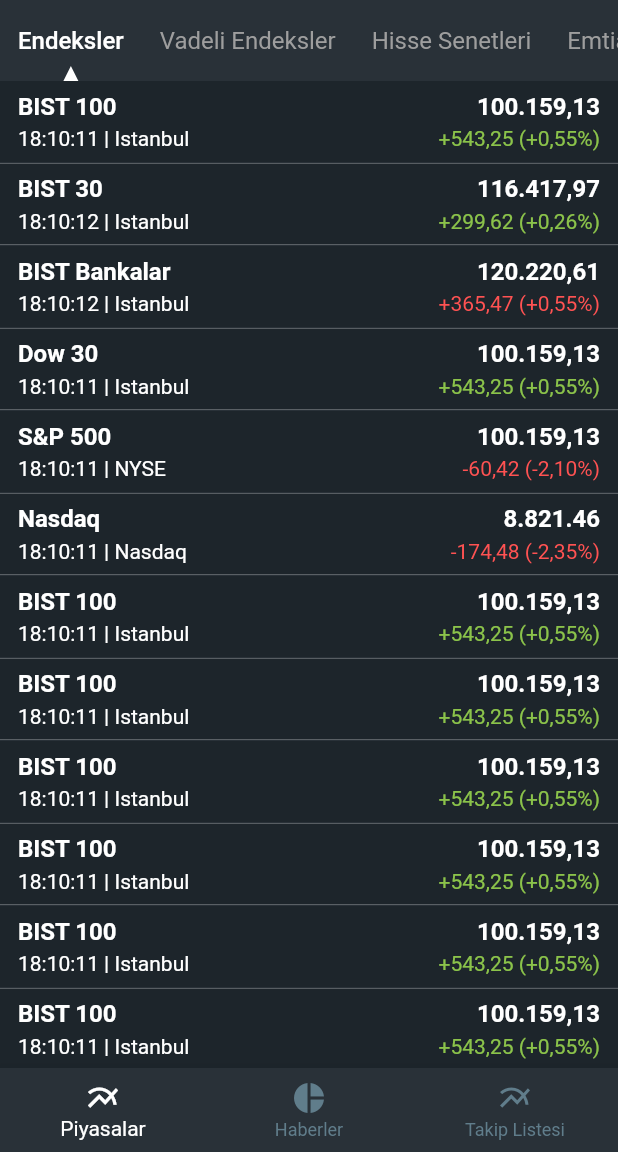
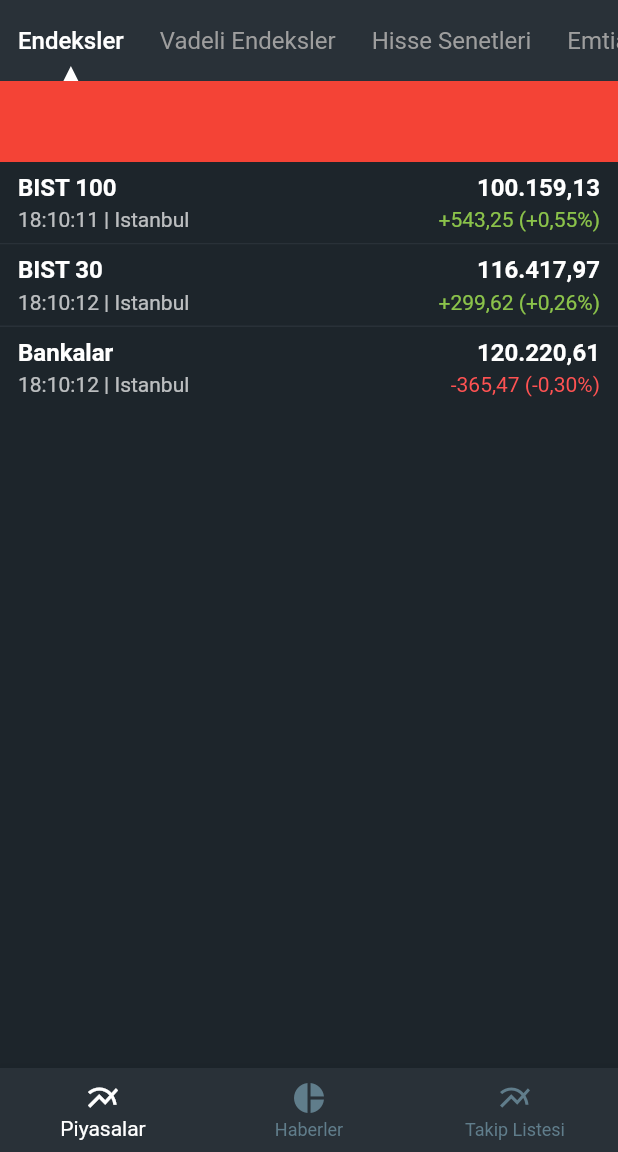
Before and after one commit to right7ctrl/flutter_investing_app, a Flutter app: the screen it shows after launch, on a phone screen of 412 x 824 dp, the part 84-1236 px from its top. Run offline on Flutter 3.47's test engine with Material 2 defaults, Android fonts, the light colour scheme and no system bars.

Commit message:
home pageview added, bottombar

```diff
--- /dev/null
+++ b/lib/models/list_item_model.dart
@@ -0,0 +1,11 @@
+import 'package:investing_app/utils/constants.dart';
+
+class ListItemModel {
+  final String title;
+  final String volume;
+  final String meta;
+  final String difference;
+  final ItemType type;
+
+  ListItemModel({this.title, this.volume, this.meta, this.difference, this.type});
+}
--- a/lib/pages/home_page.dart
+++ b/lib/pages/home_page.dart
@@ -1,8 +1,7 @@
 import 'package:flutter/material.dart';
+import 'package:investing_app/pages/market_page.dart';
 import 'package:investing_app/utils/constants.dart';
-import 'package:investing_app/utils/widget_utils.dart';
 import 'package:investing_app/widgets/custom_topbar.dart';
-import 'package:investing_app/widgets/list_item_card.dart';
 
 class HomePage extends StatefulWidget {
   @override
@@ -11,15 +10,23 @@
 
 class _HomePageState extends State<HomePage> {
   int _topBarIndex = 0;
+  int _bottomBarIndex = 0;
+  PageController _pageController = PageController(initialPage: 0);
 
   @override
   Widget build(BuildContext context) {
     return Scaffold(
+      backgroundColor: TERTIARY_DARK,
       bottomNavigationBar: BottomNavigationBar(
-        currentIndex: 0,
+        currentIndex: _bottomBarIndex,
         backgroundColor: SECONDARY_DARK,
         selectedItemColor: Colors.white,
         unselectedItemColor: Colors.blueGrey,
+        onTap: (int val) {
+          setState(() {
+            _bottomBarIndex = val;
+          });
+        },
         items: [
           BottomNavigationBarItem(icon: Icon(Icons.multiline_chart), title: Text('Piyasalar')),
           BottomNavigationBarItem(icon: Icon(Icons.pie_chart), title: Text('Haberler')),
@@ -47,6 +54,7 @@
               setState(() {
                 _topBarIndex = val;
               });
+              _pageController.animateToPage(val, duration: Duration(milliseconds: 300), curve: Curves.ease);
             },
             currentIndex: _topBarIndex,
             items: [
@@ -61,172 +69,26 @@
               TopbarItem(id: 8, title: 'Fonlar'),
             ],
           ),
+          Container(
+            height: 54,
+            width: double.infinity,
+            color: Colors.red,
+          ),
           Expanded(
-            child: SingleChildScrollView(
-              child: Column(
-                children: <Widget>[
-                  ListItemCard(
-                    title: 'BIST 100',
-                    type: Type.INCREASE,
-                    volume: '100.159,13',
-                    meta: '18:10:11 | Istanbul',
-                    difference: '+543,25 (+0,55%)',
-                  ),
-                  appDivider(),
-                  ListItemCard(
-                    title: 'BIST 30',
-                    type: Type.INCREASE,
-                    volume: '116.417,97',
-                    meta: '18:10:12 | Istanbul',
-                    difference: '+299,62 (+0,26%)',
-                  ),
-                  appDivider(),
-                  ListItemCard(
-                    title: 'BIST Bankalar',
-                    type: Type.DECREASE,
-                    volume: '120.220,61',
-                    meta: '18:10:12 | Istanbul',
-                    difference: '+365,47 (+0,55%)',
-                  ),
-                  appDivider(),
-                  ListItemCard(
-                    title: 'Dow 30',
-                    type: Type.INCREASE,
-                    volume: '100.159,13',
-                    meta: '18:10:11 | Istanbul',
-                    difference: '+543,25 (+0,55%)',
-                  ),
-                  appDivider(),
-                  ListItemCard(
-                    title: 'S&P 500',
-                    type: Type.DECREASE,
-                    volume: '100.159,13',
-                    meta: '18:10:11 | NYSE',
-                    difference: '-60,42 (-2,10%)',
-                  ),
-                  appDivider(),
-                  ListItemCard(
-                    title: 'Nasdaq',
-                    type: Type.DECREASE,
-                    volume: '8.821.46',
-                    meta: '18:10:11 | Nasdaq',
-                    difference: '-174,48 (-2,35%)',
-                  ),
-                  appDivider(),
-                  ListItemCard(
-                    title: 'BIST 100',
-                    type: Type.INCREASE,
-                    volume: '100.159,13',
-                    meta: '18:10:11 | Istanbul',
-                    difference: '+543,25 (+0,55%)',
-                  ),
-                  appDivider(),
-                  ListItemCard(
-                    title: 'BIST 100',
-                    type: Type.INCREASE,
-                    volume: '100.159,13',
-                    meta: '18:10:11 | Istanbul',
-                    difference: '+543,25 (+0,55%)',
-                  ),
-                  appDivider(),
-                  ListItemCard(
-                    title: 'BIST 100',
-                    type: Type.INCREASE,
-                    volume: '100.159,13',
-                    meta: '18:10:11 | Istanbul',
-                    difference: '+543,25 (+0,55%)',
-                  ),
-                  appDivider(),
-                  ListItemCard(
-                    title: 'BIST 100',
-                    type: Type.INCREASE,
-                    volume: '100.159,13',
-                    meta: '18:10:11 | Istanbul',
-                    difference: '+543,25 (+0,55%)',
-                  ),
-                  appDivider(),
-                  ListItemCard(
-                    title: 'BIST 100',
-                    type: Type.INCREASE,
-                    volume: '100.159,13',
-                    meta: '18:10:11 | Istanbul',
-                    difference: '+543,25 (+0,55%)',
-                  ),
-                  appDivider(),
-                  ListItemCard(
-                    title: 'BIST 100',
-                    type: Type.INCREASE,
-                    volume: '100.159,13',
-                    meta: '18:10:11 | Istanbul',
-                    difference: '+543,25 (+0,55%)',
-                  ),
-                  appDivider(),
-                  ListItemCard(
-                    title: 'BIST 100',
-                    type: Type.INCREASE,
-                    volume: '100.159,13',
-                    meta: '18:10:11 | Istanbul',
-                    difference: '+543,25 (+0,55%)',
-                  ),
-                  appDivider(),
-                  ListItemCard(
-                    title: 'BIST 100',
-                    type: Type.INCREASE,
-                    volume: '100.159,13',
-                    meta: '18:10:11 | Istanbul',
-                    difference: '+543,25 (+0,55%)',
-                  ),
-                  appDivider(),
-                  ListItemCard(
-                    title: 'BIST 100',
-                    type: Type.INCREASE,
-                    volume: '100.159,13',
-                    meta: '18:10:11 | Istanbul',
-                    difference: '+543,25 (+0,55%)',
-                  ),
-                  appDivider(),
-                  ListItemCard(
-                    title: 'BIST 100',
-                    type: Type.INCREASE,
-                    volume: '100.159,13',
-                    meta: '18:10:11 | Istanbul',
-                    difference: '+543,25 (+0,55%)',
-                  ),
-                  appDivider(),
-                  ListItemCard(
-                    title: 'BIST 100',
-                    type: Type.INCREASE,
-                    volume: '100.159,13',
-                    meta: '18:10:11 | Istanbul',
-                    difference: '+543,25 (+0,55%)',
-                  ),
-                  appDivider(),
-                  ListItemCard(
-                    title: 'BIST 100',
-                    type: Type.INCREASE,
-                    volume: '100.159,13',
-                    meta: '18:10:11 | Istanbul',
-                    difference: '+543,25 (+0,55%)',
-                  ),
-                  appDivider(),
-                  ListItemCard(
-                    title: 'BIST 100',
-                    type: Type.INCREASE,
-                    volume: '100.159,13',
-                    meta: '18:10:11 | Istanbul',
-                    difference: '+543,25 (+0,55%)',
-                  ),
-                  appDivider(),
-                  ListItemCard(
-                    title: 'BIST 100',
-                    type: Type.INCREASE,
-                    volume: '100.159,13',
-                    meta: '18:10:11 | Istanbul',
-                    difference: '+543,25 (+0,55%)',
-                  ),
-                  appDivider(),
-                ],
-              ),
+            child: PageView(
+              controller: _pageController,
+              onPageChanged: (int val) {
+                setState(() {
+                  _topBarIndex = val;
+                });
+              },
+              children: <Widget>[
+                MarketPage(),
+                MarketPage(),
+                MarketPage(),
+                MarketPage(),
+                MarketPage(),
+              ],
             ),
           ),
         ],
--- /dev/null
+++ b/lib/pages/market_page.dart
@@ -0,0 +1,31 @@
+import 'package:flutter/material.dart';
+import 'package:investing_app/models/list_item_model.dart';
+import 'package:investing_app/utils/constants.dart';
+import 'package:investing_app/utils/widget_utils.dart';
+import 'package:investing_app/widgets/list_item_card.dart';
+
+class MarketPage extends StatelessWidget {
+  final List<ListItemModel> _items = [
+    ListItemModel(title: 'BIST 100', volume: '100.159,13', meta: '18:10:11 | Istanbul', difference: '+543,25 (+0,55%)', type: ItemType.INCREASE),
+    ListItemModel(title: 'BIST 30', volume: '116.417,97', meta: '18:10:12 | Istanbul', difference: '+299,62 (+0,26%)', type: ItemType.INCREASE),
+    ListItemModel(title: 'Bankalar', volume: '120.220,61', meta: '18:10:12 | Istanbul', difference: '-365,47 (-0,30%)', type: ItemType.DECREASE),
+  ];
+  @override
+  Widget build(BuildContext context) {
+    return ListView.separated(
+        itemBuilder: (context, index) {
+          var f = _items[index];
+          return ListItemCard(
+            title: f.title,
+            meta: f.meta,
+            difference: f.difference,
+            volume: f.volume,
+            type: f.type,
+          );
+        },
+        separatorBuilder: (context, index) {
+          return appDivider();
+        },
+        itemCount: _items?.length ?? 0);
+  }
+}
--- a/lib/utils/constants.dart
+++ b/lib/utils/constants.dart
@@ -5,4 +5,4 @@
 const Color TERTIARY_DARK = Color.fromRGBO(29, 37, 43, 1);
 
 
-enum Type { INCREASE, DECREASE }
+enum ItemType { INCREASE, DECREASE }
--- a/lib/widgets/list_item_card.dart
+++ b/lib/widgets/list_item_card.dart
@@ -1,13 +1,12 @@
 import 'package:flutter/material.dart';
 import 'package:investing_app/utils/constants.dart';
-
 
 class ListItemCard extends StatelessWidget {
   final String title;
   final String volume;
   final String meta;
   final String difference;
-  final Type type;
+  final ItemType type;
 
   const ListItemCard({Key key, this.title, this.volume, this.meta, this.difference, this.type}) : super(key: key);
   @override
@@ -15,7 +14,7 @@
     return Row(
       children: <Widget>[
         Expanded(
-                  child: Container(
+          child: Container(
             height: 54,
             padding: EdgeInsets.symmetric(horizontal: 12),
             color: TERTIARY_DARK,
@@ -51,13 +50,13 @@
                       '$meta',
                       maxLines: 1,
                       overflow: TextOverflow.ellipsis,
-                      style: TextStyle(color: Colors.white),
+                      style: TextStyle(color: Colors.white70),
                     ),
                     Text(
                       '$difference',
                       maxLines: 1,
                       overflow: TextOverflow.ellipsis,
-                      style: TextStyle(color: type == Type.INCREASE ? Colors.lightGreen : Colors.redAccent),
+                      style: TextStyle(color: type == ItemType.INCREASE ? Colors.lightGreen : Colors.redAccent),
                     ),
                   ],
                 ),
```
Also changed, not shown: 1 other file.
